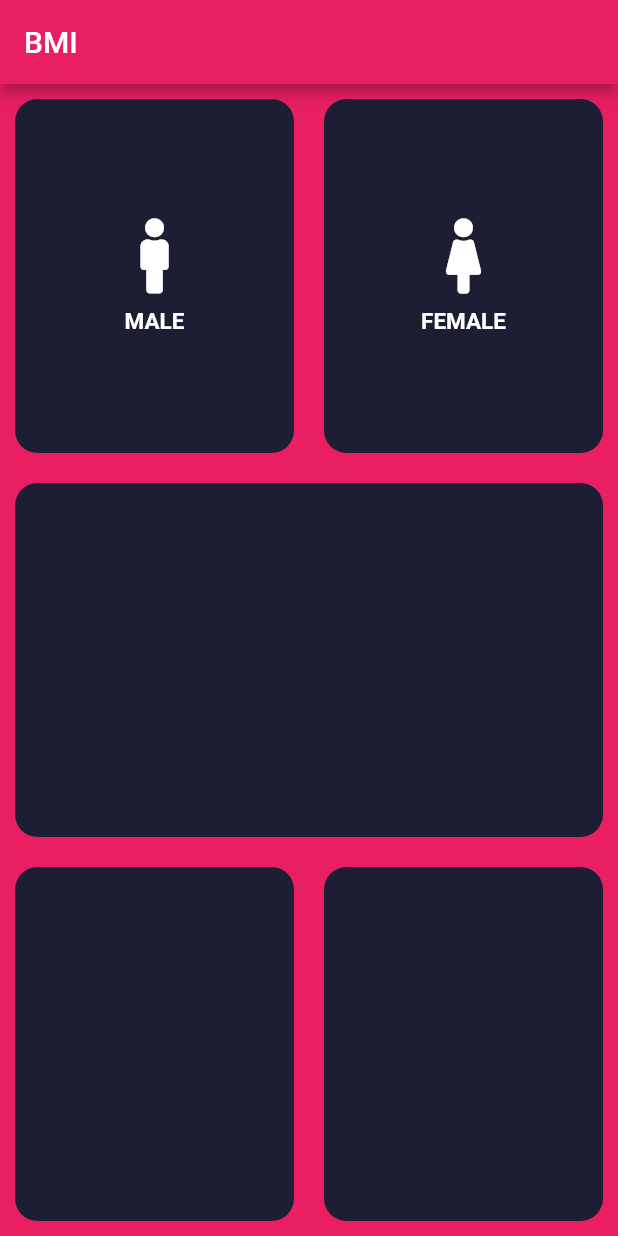
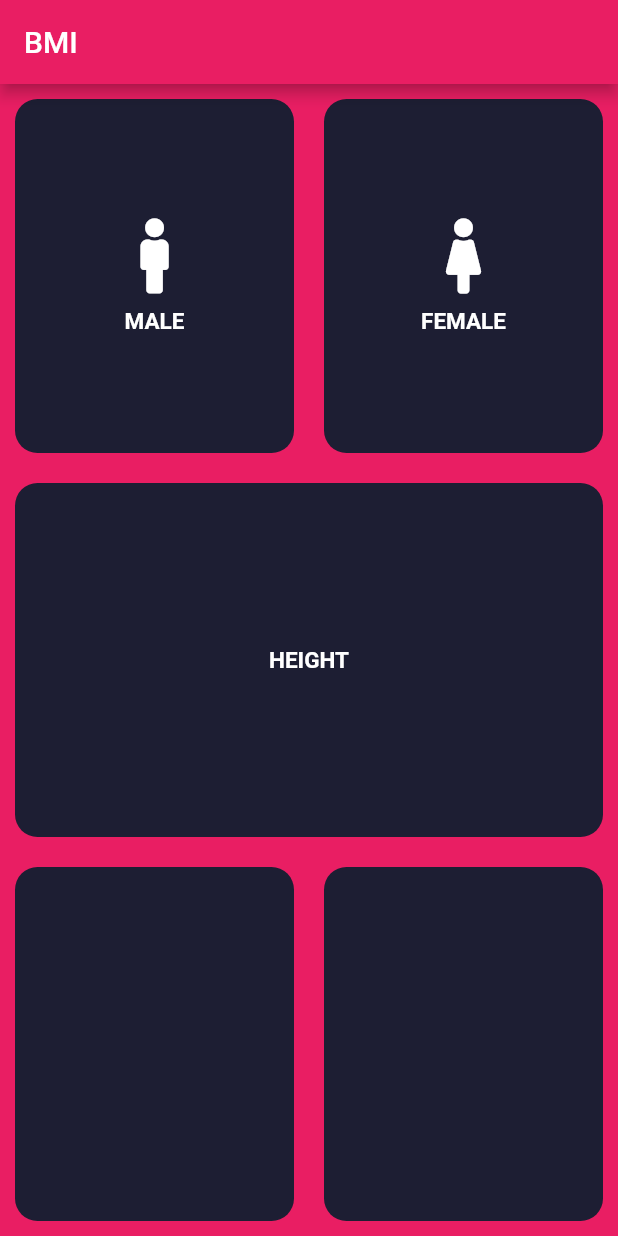
Before and after one commit to raheelaraza/BMI, a Flutter app: the screen it shows after launch, on a phone screen of 412 x 824 dp. Run offline on Flutter 3.47's test engine with Material 2 defaults, Android fonts, the phone set to English and light mode, and no system bars; our stand-ins replace font_awesome_flutter.

Commit message:
create separate for constants || Lecture 64

```diff
--- a/lib/Input_Page.dart
+++ b/lib/Input_Page.dart
@@ -2,14 +2,12 @@ import 'package:flutter/material.dart';
 import 'Repeate_contanier.dart';
 import 'package:font_awesome_flutter/font_awesome_flutter.dart';
 import 'RepeateTextIcon.dart';
+import 'constent_variable.dart';
 
 enum Gender {
   male,
   female,
 }
-
-const activationcolor = Color(0xFF111328);
-const deactivationcolor = Color(0xFF1D1E33);
 
 class InputPage extends StatefulWidget {
   @override
@@ -38,6 +36,7 @@ class _InputPageState extends State<InputPage> {
         title: Text('BMI'),
       ),
       body: Column(
+        crossAxisAlignment: CrossAxisAlignment.stretch,
         children: [
           Expanded(
             child: Row(
@@ -101,6 +100,12 @@ class _InputPageState extends State<InputPage> {
           Expanded(
             child: Repeate_contanier(
               colors: Color(0xFF1D1E33),
+              cardWidge: Column(
+                mainAxisAlignment: MainAxisAlignment.center,
+                children: [
+                  Text('HEIGHT', style: ConstentTextLabel),
+                ],
+              ),
             ),
           ),
           Expanded(
--- a/lib/RepeateTextIcon.dart
+++ b/lib/RepeateTextIcon.dart
@@ -1,4 +1,5 @@
 import 'package:flutter/material.dart';
+import 'constent_variable.dart';
 
 class RepeateTextIcon extends StatelessWidget {
   RepeateTextIcon({@required this.iconData, this.Label});
@@ -17,10 +18,7 @@ class RepeateTextIcon extends StatelessWidget {
         SizedBox(height: 10),
         Text(
           Label,
-          style: TextStyle(
-            fontSize: 15,
-            fontWeight: FontWeight.bold,
-          ),
+          style: ConstentTextLabel,
         )
       ],
     );
--- /dev/null
+++ b/lib/constent_variable.dart
@@ -0,0 +1,9 @@
+import 'package:flutter/material.dart';
+
+const activationcolor = Color(0xFF111328);
+const deactivationcolor = Color(0xFF1D1E33);
+
+const ConstentTextLabel = TextStyle(
+  fontSize: 15,
+  fontWeight: FontWeight.bold,
+);
```
